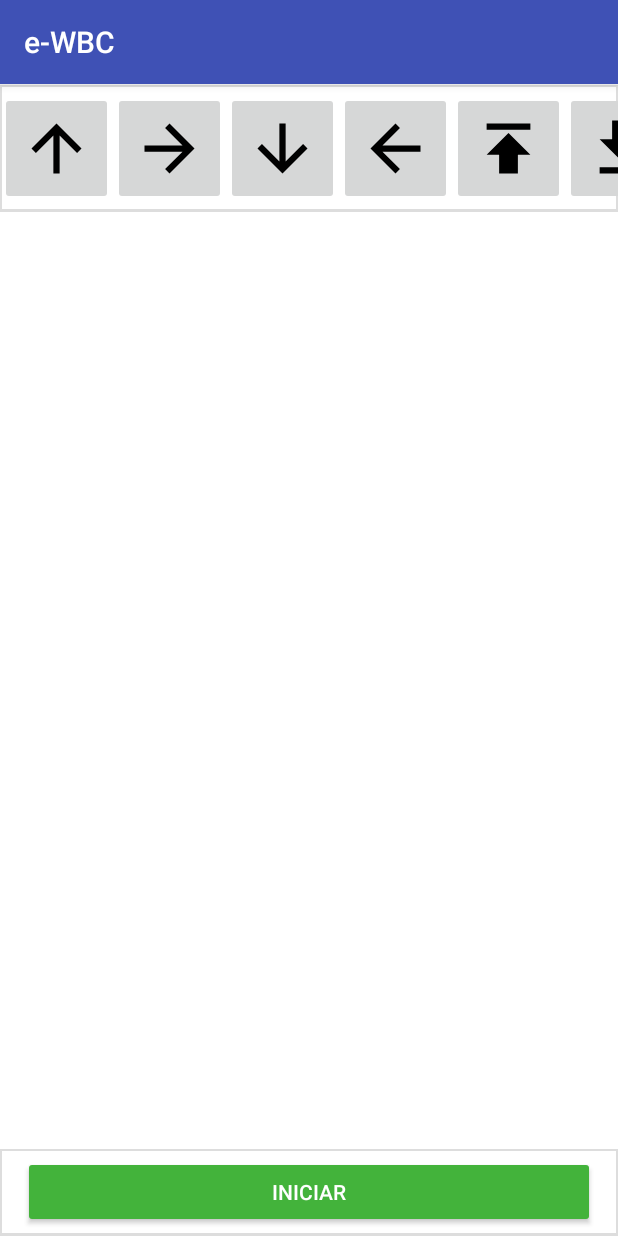
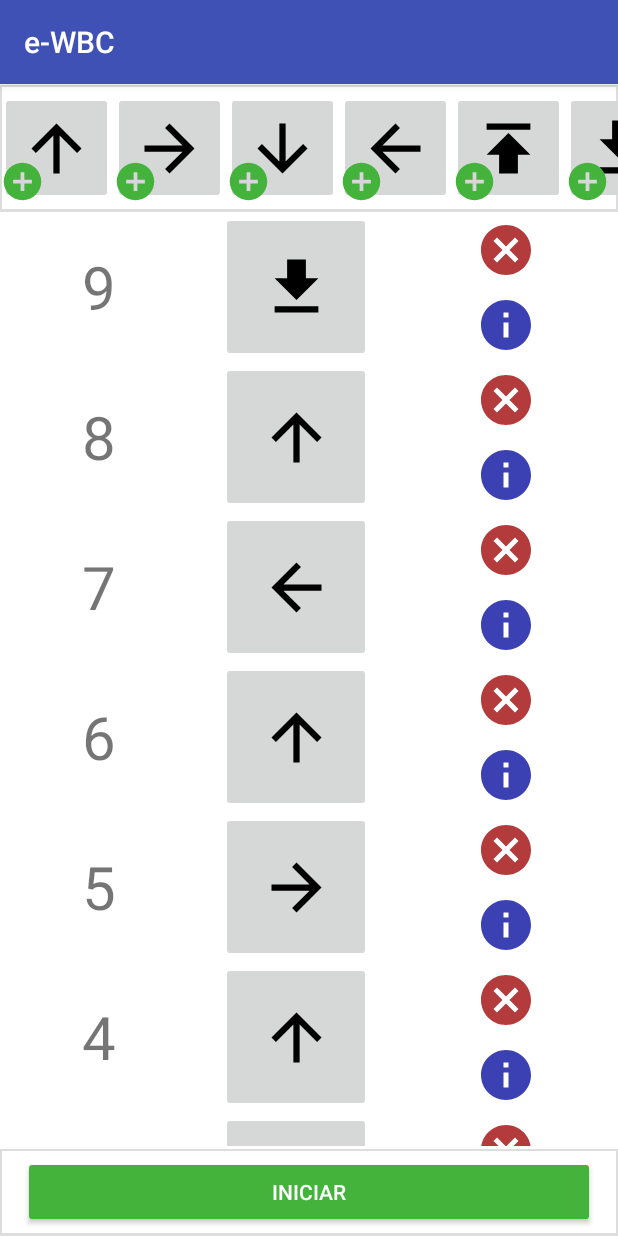
Before and after one commit to brunohpmarques/e-wbc, an Android app: the screen it shows after launch (MainActivity), on a phone screen of 412 x 824 dp. Run offline under Robolectric (Android 15) with nearby library versions, the phone set to English and light mode, and no system bars.

Commit message:
verticalList

```diff
--- a/app/src/main/java/br/com/brunohpmarques/ewbc/MainActivity.java
+++ b/app/src/main/java/br/com/brunohpmarques/ewbc/MainActivity.java
@@ -1,26 +1,27 @@
 package br.com.brunohpmarques.ewbc;
 
-import android.content.Context;
 import android.support.v7.app.AppCompatActivity;
 import android.os.Bundle;
 import android.support.v7.widget.LinearLayoutManager;
 import android.support.v7.widget.RecyclerView;
-import android.util.AttributeSet;
-import android.view.LayoutInflater;
-import android.view.View;
-import android.view.ViewGroup;
 
 import java.util.ArrayList;
+import java.util.Collections;
 import java.util.List;
 
+import br.com.brunohpmarques.ewbc.adapters.CommandAdapter;
 import br.com.brunohpmarques.ewbc.adapters.CommandOptionAdapter;
 import br.com.brunohpmarques.ewbc.models.CommandOption;
 
 public class MainActivity extends AppCompatActivity {
 
+    /**Lista de comandos disponiveis*/
     private List<CommandOption> commandOptionList;
-    private LinearLayoutManager layoutManager;
+    /**Lista de comandos a serem enviados*/
+    private List<CommandOption> mainList;
+    private LinearLayoutManager horizontalLayoutManager, verticalLayoutManager;
     private RecyclerView horizontalList;
+    private RecyclerView verticalList;
 
     @Override
     protected void onCreate(Bundle savedInstanceState) {
@@ -38,14 +39,32 @@ public class MainActivity extends AppCompatActivity {
             commandOption = new CommandOption(commOps[i], commRes[i]);
             commandOptionList.add(commandOption);
         }
+        this.mainList = new ArrayList<>();
+        this.mainList.add(commandOptionList.get(0));
+        this.mainList.add(commandOptionList.get(3));
+        this.mainList.add(commandOptionList.get(4));
+        this.mainList.add(commandOptionList.get(0));
+        this.mainList.add(commandOptionList.get(1));
+        this.mainList.add(commandOptionList.get(0));
+        this.mainList.add(commandOptionList.get(3));
+        this.mainList.add(commandOptionList.get(0));
+        this.mainList.add(commandOptionList.get(5));
 
         // Layout
-        this.layoutManager = new LinearLayoutManager(this, LinearLayoutManager.HORIZONTAL, false);
+        this.horizontalLayoutManager = new LinearLayoutManager(this, LinearLayoutManager.HORIZONTAL, false);
         this.horizontalList = (RecyclerView) findViewById(R.id.horizontalList);
         if (commandOptionList.size() > 0 & horizontalList != null) {
             horizontalList.setAdapter(new CommandOptionAdapter(commandOptionList));
         }
-        horizontalList.setLayoutManager(layoutManager);
+        horizontalList.setLayoutManager(horizontalLayoutManager);
+
+        this.verticalLayoutManager = new LinearLayoutManager(this, LinearLayoutManager.VERTICAL, false);
+        this.verticalList = (RecyclerView) findViewById(R.id.verticalList);
+        if (this.mainList.size() > 0 & verticalList != null) {
+            Collections.reverse(this.mainList);
+            verticalList.setAdapter(new CommandAdapter(this.mainList));
+        }
+        verticalList.setLayoutManager(verticalLayoutManager);
         //
     }
 
--- /dev/null
+++ b/app/src/main/java/br/com/brunohpmarques/ewbc/adapters/CommandAdapter.java
@@ -0,0 +1,46 @@
+package br.com.brunohpmarques.ewbc.adapters;
+
+import android.support.v7.widget.RecyclerView;
+import android.view.LayoutInflater;
+import android.view.View;
+import android.view.ViewGroup;
+
+import java.util.List;
+
+import br.com.brunohpmarques.ewbc.R;
+import br.com.brunohpmarques.ewbc.holders.CommandHolder;
+import br.com.brunohpmarques.ewbc.holders.CommandOptionHolder;
+import br.com.brunohpmarques.ewbc.models.CommandOption;
+
+/**
+ * Created by Bruno Marques on 08/08/2017.
+ */
+
+public class CommandAdapter extends RecyclerView.Adapter<CommandHolder> {
+
+    private List<CommandOption> list;
+
+    public CommandAdapter(List<CommandOption> Data) {
+        list = Data;
+    }
+
+    @Override
+    public CommandHolder onCreateViewHolder(ViewGroup parent, int viewType) {
+        View view = LayoutInflater.from(parent.getContext())
+                .inflate(R.layout.item_command, parent, false);
+        CommandHolder holder = new CommandHolder(view);
+        return holder;
+    }
+
+    @Override
+    public void onBindViewHolder(CommandHolder holder, int position) {
+        holder.commandTitle.setText(list.get(position).getTitle());
+        holder.commandImage.setImageResource(list.get(position).getResourceId());
+        holder.commandPos.setText(list.size()-position+"");
+    }
+
+    @Override
+    public int getItemCount() {
+        return list.size();
+    }
+}
--- a/app/src/main/java/br/com/brunohpmarques/ewbc/fragments/HorizontalListViewFragment.java
+++ /dev/null
@@ -1,8 +0,0 @@
-package br.com.brunohpmarques.ewbc.fragments;
-
-/**
- * Created by Bruno Marques on 08/08/2017.
- */
-
-public class HorizontalListViewFragment {
-}
--- /dev/null
+++ b/app/src/main/java/br/com/brunohpmarques/ewbc/holders/CommandHolder.java
@@ -0,0 +1,52 @@
+package br.com.brunohpmarques.ewbc.holders;
+
+import android.media.Image;
+import android.support.v7.widget.RecyclerView;
+import android.view.View;
+import android.widget.ImageButton;
+import android.widget.ImageView;
+import android.widget.TextView;
+import android.widget.Toast;
+
+import br.com.brunohpmarques.ewbc.R;
+
+/**
+ * Created by Bruno Marques on 08/08/2017.
+ */
+
+public class CommandHolder extends RecyclerView.ViewHolder  {
+
+    public ImageButton commandImage;
+    public TextView commandTitle;
+    public ImageView commandInfo;
+    public ImageView commandRem;
+    public TextView commandPos;
+
+    public CommandHolder(View view) {
+        super(view);
+        commandImage = (ImageButton) view.findViewById(R.id.btnComm);
+        commandTitle = (TextView) view.findViewById(R.id.lblComm);
+        commandInfo = (ImageView) view.findViewById(R.id.btnInfComm);
+        commandRem = (ImageView) view.findViewById(R.id.btnRemComm);
+        commandPos = (TextView) view.findViewById(R.id.lblCommPos);
+
+        commandImage.setOnClickListener(new View.OnClickListener() {
+            @Override
+            public void onClick(View view) {
+                Toast.makeText(view.getContext(), commandTitle.getText(), Toast.LENGTH_SHORT).show();
+            }
+        });
+        commandInfo.setOnClickListener(new View.OnClickListener() {
+            @Override
+            public void onClick(View view) {
+                Toast.makeText(view.getContext(), "INFO: "+commandTitle.getText(), Toast.LENGTH_SHORT).show();
+            }
+        });
+        commandRem.setOnClickListener(new View.OnClickListener() {
+            @Override
+            public void onClick(View view) {
+                Toast.makeText(view.getContext(), "REM: "+commandTitle.getText(), Toast.LENGTH_SHORT).show();
+            }
+        });
+    }
+}
--- /dev/null
+++ b/app/src/main/res/drawable/ic_add_circle.xml
@@ -0,0 +1,9 @@
+<vector xmlns:android="http://schemas.android.com/apk/res/android"
+        android:width="24dp"
+        android:height="24dp"
+        android:viewportWidth="24.0"
+        android:viewportHeight="24.0">
+    <path
+        android:fillColor="@color/green"
+        android:pathData="M12,2C6.48,2 2,6.48 2,12s4.48,10 10,10 10,-4.48 10,-10S17.52,2 12,2zM17,13h-4v4h-2v-4L7,13v-2h4L11,7h2v4h4v2z"/>
+</vector>
--- /dev/null
+++ b/app/src/main/res/drawable/ic_cancel.xml
@@ -0,0 +1,9 @@
+<vector xmlns:android="http://schemas.android.com/apk/res/android"
+        android:width="24dp"
+        android:height="24dp"
+        android:viewportWidth="24.0"
+        android:viewportHeight="24.0">
+    <path
+        android:fillColor="@color/red"
+        android:pathData="M12,2C6.47,2 2,6.47 2,12s4.47,10 10,10 10,-4.47 10,-10S17.53,2 12,2zM17,15.59L15.59,17 12,13.41 8.41,17 7,15.59 10.59,12 7,8.41 8.41,7 12,10.59 15.59,7 17,8.41 13.41,12 17,15.59z"/>
+</vector>
--- /dev/null
+++ b/app/src/main/res/drawable/ic_info.xml
@@ -0,0 +1,9 @@
+<vector xmlns:android="http://schemas.android.com/apk/res/android"
+        android:width="24dp"
+        android:height="24dp"
+        android:viewportWidth="24.0"
+        android:viewportHeight="24.0">
+    <path
+        android:fillColor="@color/info"
+        android:pathData="M12,2C6.48,2 2,6.48 2,12s4.48,10 10,10 10,-4.48 10,-10S17.52,2 12,2zM13,17h-2v-6h2v6zM13,9h-2L11,7h2v2z"/>
+</vector>
--- a/app/src/main/res/layout/activity_main.xml
+++ b/app/src/main/res/layout/activity_main.xml
@@ -14,18 +14,11 @@
         android:paddingTop="5dp"
         android:paddingBottom="5dp"
         android:background="@drawable/borderbottom_gray">
-        <!--<ListView-->
-            <!--android:id="@+id/commList"-->
-            <!--android:layout_width="match_parent"-->
-            <!--android:layout_height="match_parent">-->
-
-        <!--</ListView>-->
         <android.support.v7.widget.RecyclerView
             android:layout_width="match_parent"
             android:layout_height="match_parent"
             android:orientation="horizontal"
             android:id="@+id/horizontalList">
-
         </android.support.v7.widget.RecyclerView>
     </RelativeLayout>
 
@@ -33,14 +26,15 @@
         android:id="@+id/mainLayout"
         android:orientation="vertical"
         android:layout_below="@id/commLayout"
+        android:layout_marginBottom="60dp"
         android:layout_width="match_parent"
         android:layout_height="match_parent">
-        <ListView
-            android:id="@+id/mainList"
+        <android.support.v7.widget.RecyclerView
             android:layout_width="match_parent"
-            android:layout_height="match_parent">
-
-        </ListView>
+            android:layout_height="match_parent"
+            android:orientation="vertical"
+            android:id="@+id/verticalList">
+        </android.support.v7.widget.RecyclerView>
     </RelativeLayout>
 
     <RelativeLayout
--- /dev/null
+++ b/app/src/main/res/layout/item_command.xml
@@ -0,0 +1,46 @@
+<?xml version="1.0" encoding="utf-8"?>
+<LinearLayout xmlns:android="http://schemas.android.com/apk/res/android"
+    android:orientation="horizontal"
+    android:layout_width="match_parent"
+    android:layout_height="100dp"
+    android:gravity="center_horizontal">
+    <TextView
+        android:id="@+id/lblCommPos"
+        android:layout_weight="1"
+        android:text="1"
+        android:textSize="40dp"
+        android:layout_marginRight="15dp"
+        android:textAlignment="center"
+        android:gravity="center_vertical"
+        android:layout_width="wrap_content"
+        android:layout_height="100dp" />
+    <ImageButton
+        android:id="@+id/btnComm"
+        android:layout_width="100dp"
+        android:layout_height="100dp" />
+    <TextView
+        android:id="@+id/lblComm"
+        android:visibility="gone"
+        android:layout_width="wrap_content"
+        android:layout_height="wrap_content" />
+    <LinearLayout
+        android:layout_weight="1"
+        android:layout_marginLeft="15dp"
+        android:layout_marginTop="5dp"
+        android:orientation="vertical"
+        android:gravity="center_horizontal"
+        android:layout_width="wrap_content"
+        android:layout_height="100dp">
+        <ImageView
+            android:id="@+id/btnRemComm"
+            android:layout_width="40dp"
+            android:layout_height="40dp"
+            android:layout_marginBottom="10dp"
+            android:src="@drawable/ic_cancel"/>
+        <ImageView
+            android:id="@+id/btnInfComm"
+            android:layout_width="40dp"
+            android:layout_height="40dp"
+            android:src="@drawable/ic_info"/>
+    </LinearLayout>
+</LinearLayout>
--- a/app/src/main/res/layout/item_command_option.xml
+++ b/app/src/main/res/layout/item_command_option.xml
@@ -1,5 +1,5 @@
 <?xml version="1.0" encoding="utf-8"?>
-<LinearLayout xmlns:android="http://schemas.android.com/apk/res/android"
+<RelativeLayout xmlns:android="http://schemas.android.com/apk/res/android"
     android:orientation="vertical" android:layout_width="wrap_content"
     android:layout_height="match_parent">
     <ImageButton
@@ -11,4 +11,15 @@
         android:visibility="gone"
         android:layout_width="wrap_content"
         android:layout_height="wrap_content" />
-</LinearLayout>
+    <RelativeLayout
+        android:layout_alignParentBottom="true"
+        android:layout_alignParentEnd="true"
+        android:layout_width="wrap_content"
+        android:layout_height="wrap_content">
+        <ImageView
+            android:id="@+id/btnIcAddCommOp"
+            android:layout_width="30dp"
+            android:layout_height="30dp"
+            android:src="@drawable/ic_add_circle"/>
+    </RelativeLayout>
+</RelativeLayout>
--- a/app/src/main/res/values/colors.xml
+++ b/app/src/main/res/values/colors.xml
@@ -5,4 +5,6 @@
     <color name="colorAccent">#FF4081</color>
 
     <color name="green">#43b33b</color>
+    <color name="red">#b33b3b</color>
+    <color name="info">#3b41b3</color>
 </resources>
```
